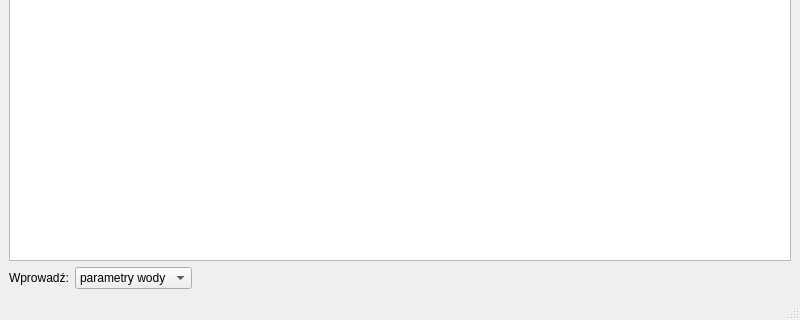
Above: src/main_window.ui from Kicer86/aquaassist before the change; both pictures show x 0 to 800 and y 280 to 600 of the 800 by 600 pixel window. Below: the same form after it.
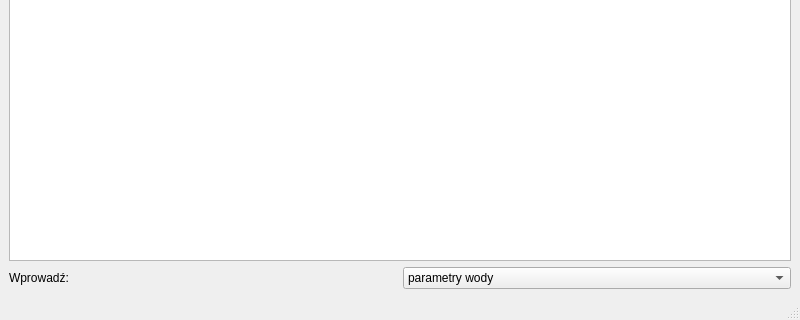
That is the form after the change.

Commit message: removing redundant ui items

Diff of the .ui file:
```diff
--- a/src/main_window.ui
+++ b/src/main_window.ui
@@ -41,19 +41,6 @@
         </item>
        </widget>
       </item>
-      <item>
-       <spacer name="horizontalSpacer">
-        <property name="orientation">
-         <enum>Qt::Horizontal</enum>
-        </property>
-        <property name="sizeHint" stdset="0">
-         <size>
-          <width>40</width>
-          <height>20</height>
-         </size>
-        </property>
-       </spacer>
-      </item>
      </layout>
     </item>
    </layout>
```
Left out of the diff: 2 changed lines with no effect on the pictures.
